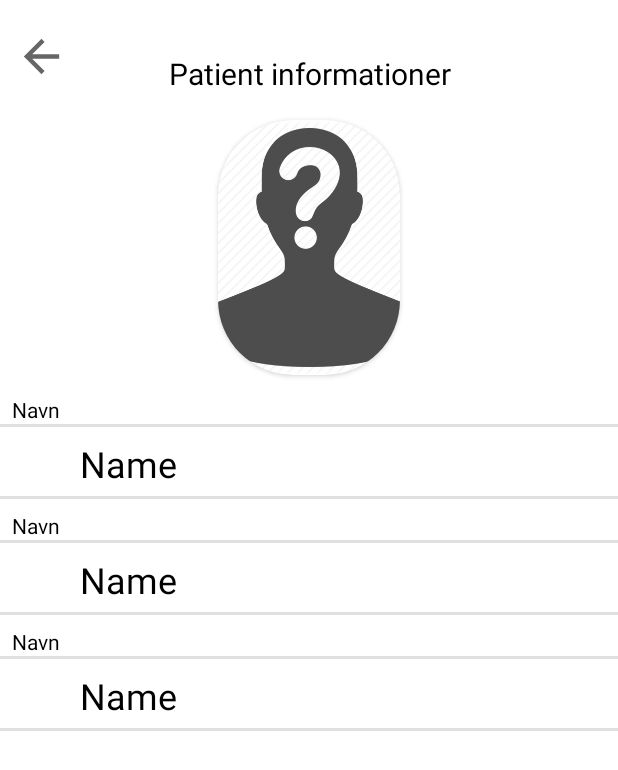
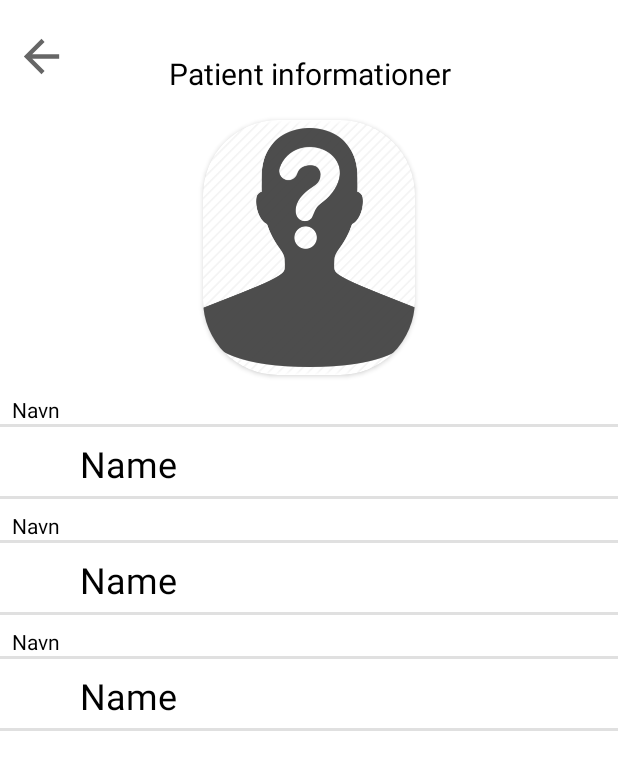
Before and after one commit to s164071/SafeMI_PersonaleApp, an Android app: the layout fragment_person.xml on its own in the app's theme, with its tools: preview values and no code run, on a phone screen of 412 x 824 dp. Shown: the top 770 px of the screen. Run offline under Robolectric (Android 15) with nearby library versions, the phone set to English and light mode, and no system bars.

Commit message:
icons up to date

```diff
--- a/app/src/main/res/layout/fragment_person.xml
+++ b/app/src/main/res/layout/fragment_person.xml
@@ -56,9 +56,9 @@
             android:id="@+id/home_cardView"
             android:layout_width="0dp"
             android:layout_height="170dp"
-            android:layout_marginStart="145dp"
+            android:layout_marginStart="135dp"
             android:layout_marginTop="80dp"
-            android:layout_marginEnd="145dp"
+            android:layout_marginEnd="135dp"
             android:background="@drawable/profil_picture"
             app:cardCornerRadius="50dp"
             app:layout_constraintEnd_toEndOf="parent"
```
Also changed, not shown: app/src/main/java/com/example/myapplication/person/PersonAdaptor.kt (+8 -9 lines), app/src/main/res/drawable/allergi_24px.png (added), app/src/main/res/drawable/blood_24px.png (added), app/src/main/res/drawable/contact_24px.png (added), app/src/main/res/drawable/cpr_24px.png (added), app/src/main/res/drawable/doner_24px.png (added), app/src/main/res/drawable/medical_condition_and_other_24px_outlined.png (added), app/src/main/res/drawable/medicin_24px.png (added), app/src/main/res/drawable/navn_ind_24px.png (added).
